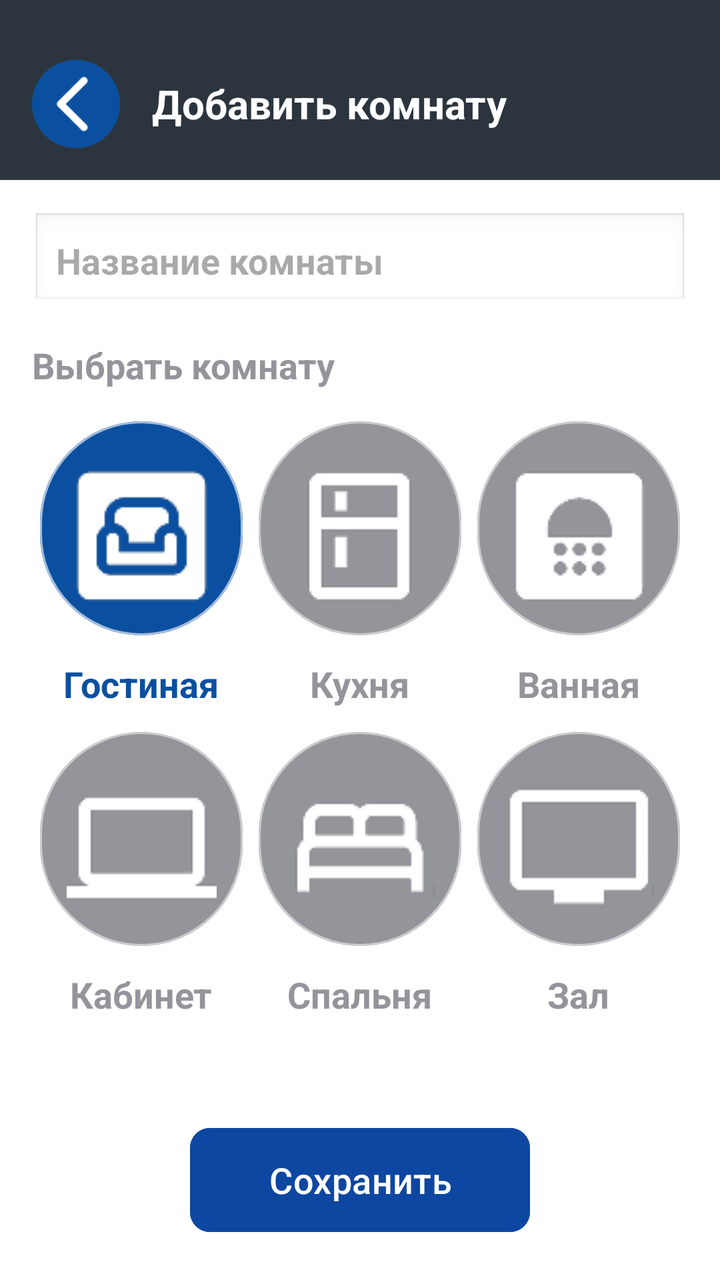
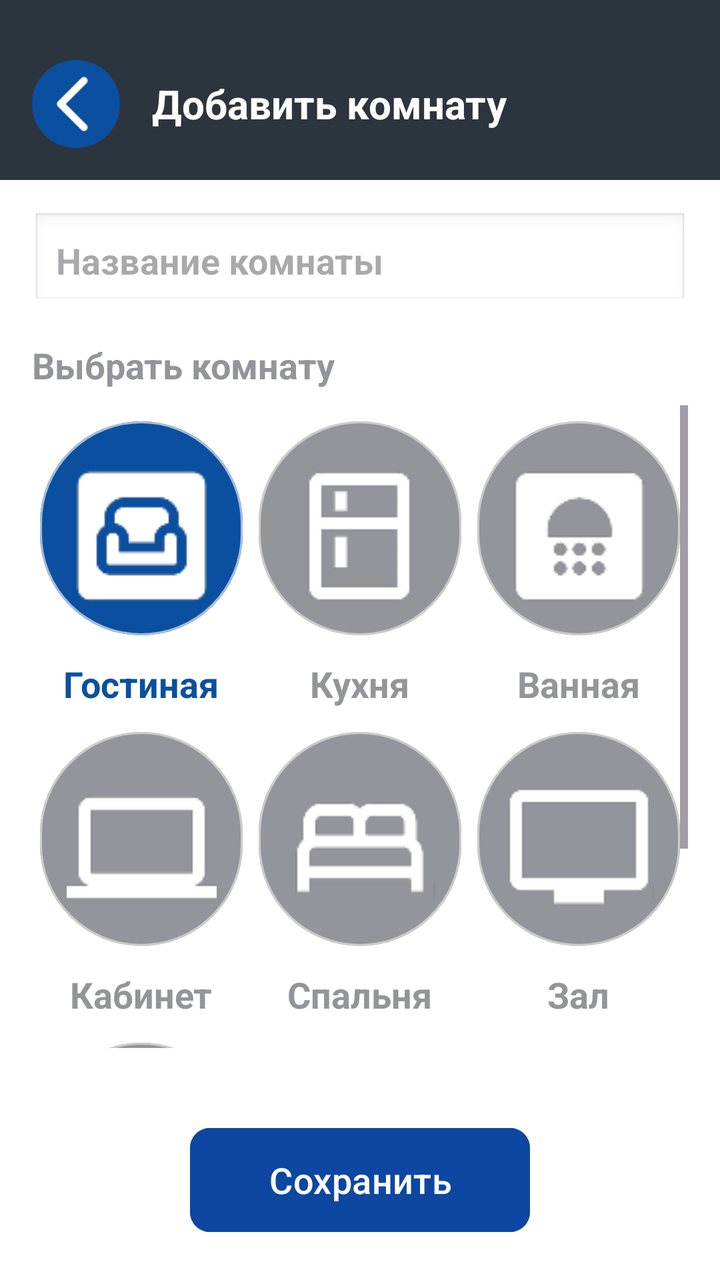

Two renders of the same Android screen: before a commit and after it. Below are the layout's source before the change and the commit's diff.
<!-- AndroidManifest.xml: application theme Theme.SmartHome -->
<!-- res/layout/activity_add_room.xml -->
<?xml version="1.0" encoding="utf-8"?>
<LinearLayout xmlns:android="http://schemas.android.com/apk/res/android"
    xmlns:app="http://schemas.android.com/apk/res-auto"
    android:layout_width="match_parent"
    android:layout_height="match_parent"
    android:orientation="vertical"
    android:background="#FFFFFF">

    <LinearLayout
        android:layout_width="match_parent"
        android:layout_height="wrap_content"
        android:orientation="horizontal"
        android:background="#2C353D"

        android:paddingRight="16dp"
        android:paddingLeft="16dp"
        android:paddingTop="30dp"
        android:paddingBottom="16dp"
        android:gravity="center_vertical">

        <ImageView
            android:id="@+id/btnBack"
            android:layout_width="44dp"
            android:layout_height="44dp"
            android:src="@drawable/back_butt"
            android:contentDescription="Назад"
            android:layout_marginEnd="16dp" />

        <TextView
            android:layout_width="wrap_content"
            android:layout_height="wrap_content"
            android:text="Добавить комнату"
            android:textColor="#FFFFFF"
            android:textSize="20sp"
            android:textStyle="bold" />
    </LinearLayout>

    <LinearLayout
        android:layout_width="match_parent"
        android:layout_height="0dp"
        android:layout_weight="1"
        android:orientation="vertical"
        android:padding="16dp">

        <EditText
            android:id="@+id/editRoomName"
            android:layout_width="match_parent"
            android:layout_height="wrap_content"
            android:hint="Название комнаты"
            android:textStyle="bold"
            android:background="@android:drawable/edit_text"
            android:padding="12dp" />

        <TextView
            android:layout_width="wrap_content"
            android:layout_height="wrap_content"
            android:text="Выбрать комнату"
            android:textSize="18sp"
            android:textStyle="bold"
            android:textColor="#94949B"
            android:layout_marginTop="16dp"
            android:layout_marginBottom="8dp" />

        <ScrollView
            android:layout_width="match_parent"
            android:layout_height="0dp"
            android:layout_weight="1">

            <GridLayout
                android:layout_width="match_parent"
                android:layout_height="wrap_content"
                android:columnCount="3"
                android:alignmentMode="alignMargins"
                android:useDefaultMargins="true"
                android:columnOrderPreserved="false">

                
                <LinearLayout
                    android:layout_width="0dp"
                    android:layout_height="wrap_content"
                    android:layout_columnWeight="1"
                    android:orientation="vertical"
                    android:gravity="center_horizontal"
                    android:layout_margin="4dp">

                    <com.google.android.material.button.MaterialButton
                        android:id="@+id/btnLiving"
                        android:drawableTop="@drawable/living_white1"
                        android:layout_width="match_parent"
                        android:layout_height="115dp"
                        android:text=""
                        app:backgroundTint="#0B50A0"
                        app:strokeColor="#A8BDDB"
                        app:strokeWidth="1dp"
                        app:cornerRadius="100dp"
                        android:paddingTop="20dp"
                        android:drawablePadding="0dp" />

                    <TextView
                        android:layout_width="wrap_content"
                        android:layout_height="wrap_content"
                        android:text="Гостиная"
                        android:textColor="#0B50A0"
                        android:textSize="18sp"
                        android:textStyle="bold"
                        android:layout_marginTop="8dp" />
                </LinearLayout>

                
                <LinearLayout
                    android:layout_width="0dp"
                    android:layout_height="wrap_content"
                    android:layout_columnWeight="1"
                    android:orientation="vertical"
                    android:gravity="center_horizontal"
                    android:layout_margin="4dp">

                    <com.google.android.material.button.MaterialButton
                        android:id="@+id/btnKitchen"
                        android:drawableTop="@drawable/kitchen_white1"
                        android:layout_width="match_parent"
                        android:layout_height="115dp"
                        android:text=""
                        app:backgroundTint="#94949B"
                        app:strokeColor="#CCCCCC"
                        app:strokeWidth="1dp"
                        app:cornerRadius="100dp"
                        android:paddingTop="20dp"
                        android:drawablePadding="0dp" />

                    <TextView
                        android:layout_width="wrap_content"
                        android:layout_height="wrap_content"
                        android:text="Кухня"
                        android:textColor="#94949B"
                        android:textSize="18sp"
                        android:textStyle="bold"
                        android:layout_marginTop="8dp" />
                </LinearLayout>

                
                <LinearLayout
                    android:layout_width="0dp"
                    android:layout_height="wrap_content"
                    android:layout_columnWeight="1"
                    android:orientation="vertical"
                    android:gravity="center_horizontal"
                    android:layout_margin="4dp">

                    <com.google.android.material.button.MaterialButton
                        android:id="@+id/btnBathroom"
                        android:drawableTop="@drawable/bathroom_white1"
                        android:layout_width="match_parent"
                        android:layout_height="115dp"
                        android:text=""
                        app:backgroundTint="#94949B"
                        app:strokeColor="#CCCCCC"
                        app:strokeWidth="1dp"
                        app:cornerRadius="100dp"
                        android:paddingTop="20dp"
                        android:drawablePadding="0dp" />

                    <TextView
                        android:layout_width="wrap_content"
                        android:layout_height="wrap_content"
                        android:text="Ванная"
                        android:textColor="#94949B"
                        android:textSize="18sp"
                        android:textStyle="bold"
                        android:layout_marginTop="8dp" />
                </LinearLayout>

                
                <LinearLayout
                    android:layout_width="0dp"
                    android:layout_height="wrap_content"
                    android:layout_columnWeight="1"
                    android:orientation="vertical"
                    android:gravity="center_horizontal"
                    android:layout_margin="4dp">

                    <com.google.android.material.button.MaterialButton
                        android:id="@+id/btnStudy"
                        android:drawableTop="@drawable/office_white1"
                        android:layout_width="match_parent"
                        android:layout_height="115dp"
                        android:text=""
                        app:backgroundTint="#94949B"
                        app:strokeColor="#CCCCCC"
                        app:strokeWidth="1dp"
                        app:cornerRadius="100dp"
                        android:paddingTop="20dp"
                        android:drawablePadding="0dp" />

                    <TextView
                        android:layout_width="wrap_content"
                        android:layout_height="wrap_content"
                        android:text="Кабинет"
                        android:textColor="#94949B"
                        android:textSize="18sp"
                        android:textStyle="bold"
                        android:layout_marginTop="8dp" />
                </LinearLayout>

                
                <LinearLayout
                    android:layout_width="0dp"
                    android:layout_height="wrap_content"
                    android:layout_columnWeight="1"
                    android:orientation="vertical"
                    android:gravity="center_horizontal"
                    android:layout_margin="4dp">

                    <com.google.android.material.button.MaterialButton
                        android:id="@+id/btnBedroom"
                        android:drawableTop="@drawable/bed_white1"
                        android:layout_width="match_parent"
                        android:layout_height="115dp"
                        android:text=""
                        app:backgroundTint="#94949B"
                        app:strokeColor="#CCCCCC"
                        app:strokeWidth="1dp"
                        app:cornerRadius="100dp"
                        android:paddingTop="20dp"
                        android:drawablePadding="0dp" />

                    <TextView
                        android:layout_width="wrap_content"
                        android:layout_height="wrap_content"
                        android:text="Спальня"
                        android:textColor="#94949B"
                        android:textSize="18sp"
                        android:textStyle="bold"
                        android:layout_marginTop="8dp" />
                </LinearLayout>

                
                <LinearLayout
                    android:layout_width="0dp"
                    android:layout_height="wrap_content"
                    android:layout_columnWeight="1"
                    android:orientation="vertical"
                    android:gravity="center_horizontal"
                    android:layout_margin="4dp">

                    <com.google.android.material.button.MaterialButton
                        android:id="@+id/btnHall"
                        android:drawableTop="@drawable/tv_white1"
                        android:layout_width="match_parent"
                        android:layout_height="115dp"
                        android:text=""
                        app:backgroundTint="#94949B"
                        app:strokeColor="#CCCCCC"
                        app:strokeWidth="1dp"
                        app:cornerRadius="100dp"
                        android:paddingTop="20dp"
                        android:drawablePadding="0dp" />

                    <TextView
                        android:layout_width="wrap_content"
                        android:layout_height="wrap_content"
                        android:text="Зал"
                        android:textColor="#94949B"
                        android:textSize="18sp"
                        android:textStyle="bold"
                        android:layout_marginTop="8dp" />
                </LinearLayout>

            </GridLayout>
        </ScrollView>
    </LinearLayout>

    <com.google.android.material.button.MaterialButton
        android:id="@+id/btnSaveRoom"
        android:layout_width="170dp"
        android:layout_height="60dp"
        android:layout_gravity="center_horizontal"
        android:backgroundTint="#0D47A1"
        android:text="Сохранить"
        android:textColor="#FFFFFF"
        app:cornerRadius="10dp"
        android:textSize="18sp"
        android:layout_margin="20dp" />

</LinearLayout>
<!-- resources referenced by this layout -->
<resources>
  <!-- drawable back_butt: png bitmap (drawable, 2517 bytes) -->
  <!-- drawable bathroom_white1: png bitmap (drawable, 2231 bytes) -->
  <!-- drawable bed_white1: png bitmap (drawable, 1361 bytes) -->
  <!-- drawable kitchen_white1: png bitmap (drawable, 1109 bytes) -->
  <!-- drawable living_white1: png bitmap (drawable, 2172 bytes) -->
  <!-- drawable office_white1: png bitmap (drawable, 780 bytes) -->
  <!-- drawable tv_white1: png bitmap (drawable, 968 bytes) -->
  <style name="Theme.SmartHome" parent="Base.Theme.SmartHome" />
  <style name="Base.Theme.SmartHome" parent="Theme.Material3.DayNight.NoActionBar">
          
          
      </style>
</resources>

<!-- the commit's change to res/layout/activity_add_room.xml (unified diff, before → after) -->
@@ -265,7 +265,35 @@
                         android:textStyle="bold"
                         android:layout_marginTop="8dp" />
                 </LinearLayout>
-
+                <LinearLayout
+                    android:layout_width="0dp"
+                    android:layout_height="wrap_content"
+                    android:layout_columnWeight="1"
+                    android:orientation="vertical"
+                    android:gravity="center_horizontal"
+                    android:layout_margin="4dp">
+
+                    <com.google.android.material.button.MaterialButton
+                        android:id="@+id/btnOther"
+                        android:drawableTop="@drawable/logo_room"
+                        android:layout_width="match_parent"
+                        android:layout_height="115dp"
+                        android:text=""
+                        app:backgroundTint="#94949B"
+                        app:strokeColor="#CCCCCC"
+                        app:strokeWidth="1dp"
+                        app:cornerRadius="100dp"
+                        android:paddingTop="20dp" />
+
+                    <TextView
+                        android:layout_width="wrap_content"
+                        android:layout_height="wrap_content"
+                        android:text="Другое"
+                        android:textColor="#94949B"
+                        android:textSize="18sp"
+                        android:textStyle="bold"
+                        android:layout_marginTop="8dp" />
+                </LinearLayout>
             </GridLayout>
         </ScrollView>
     </LinearLayout>
<!-- resource entries referenced after the edit -->
@@ -5,6 +5,7 @@
   <!-- drawable bed_white1: png bitmap (drawable, 1361 bytes) -->
   <!-- drawable kitchen_white1: png bitmap (drawable, 1109 bytes) -->
   <!-- drawable living_white1: png bitmap (drawable, 2172 bytes) -->
+  <!-- drawable logo_room: png bitmap (drawable, 2703 bytes) -->
   <!-- drawable office_white1: png bitmap (drawable, 780 bytes) -->
   <!-- drawable tv_white1: png bitmap (drawable, 968 bytes) -->
   <style name="Theme.SmartHome" parent="Base.Theme.SmartHome" />
